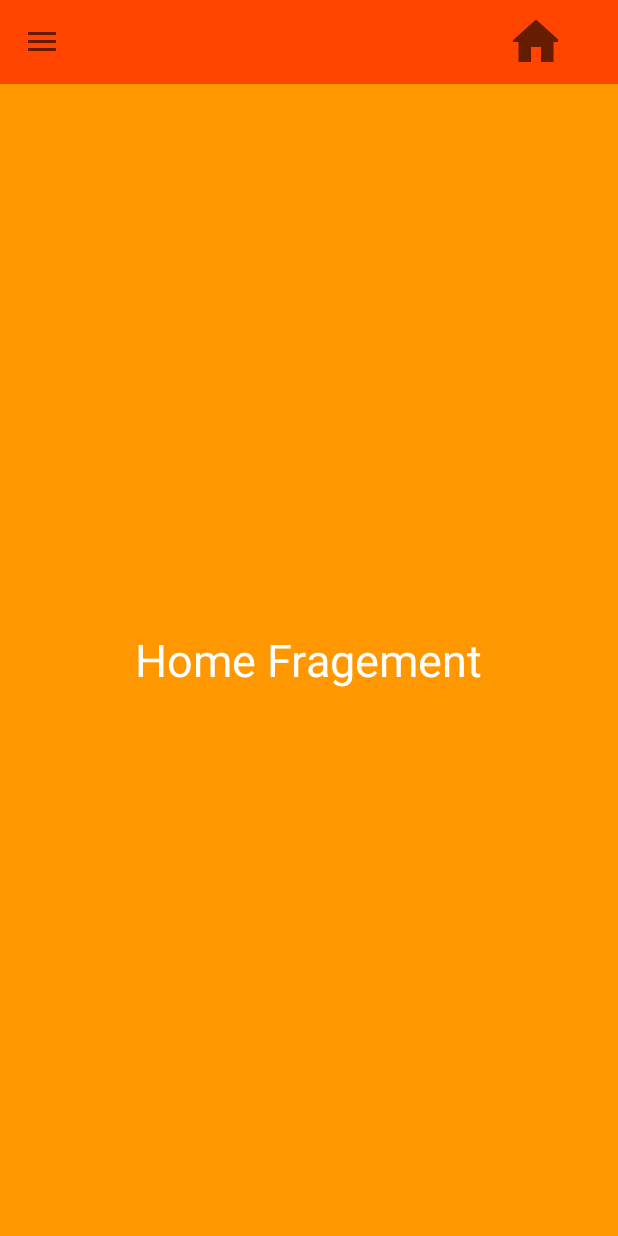
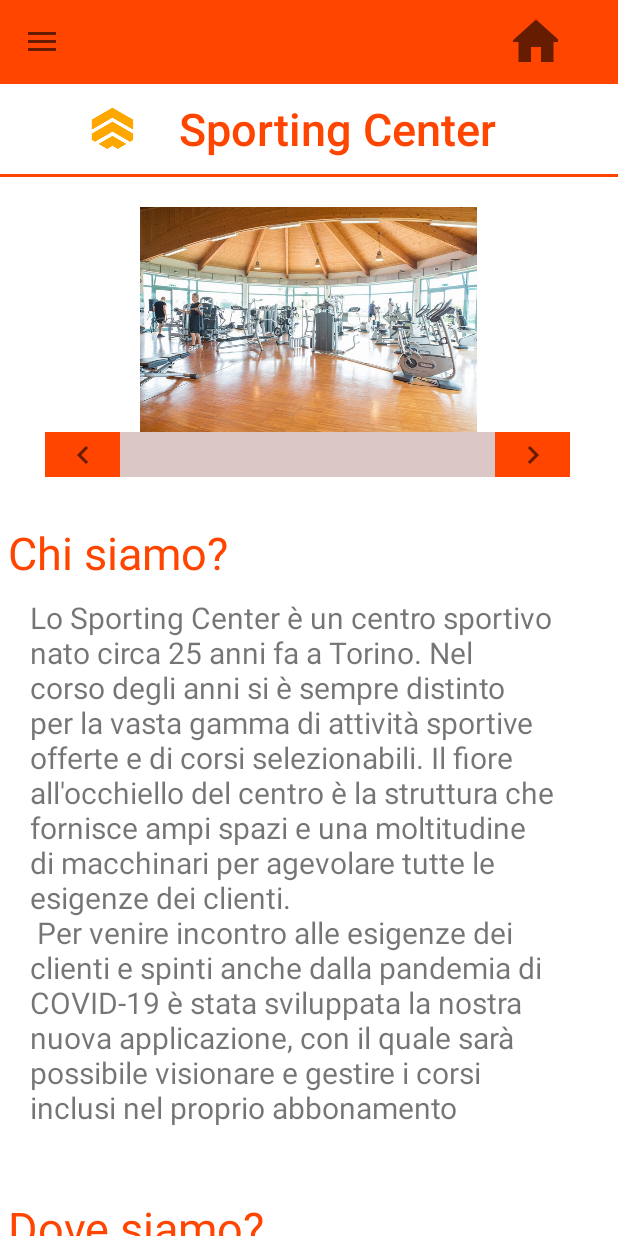
Before and after one commit to santealtamura97/SportinCenterApp, an Android app: the screen it shows after launch (MainActivity), on a phone screen of 412 x 824 dp. Run offline under Robolectric (Android 15) with nearby library versions, the phone set to English and light mode, and no system bars.

Commit message:
home page add

```diff
--- a/app/src/main/AndroidManifest.xml
+++ b/app/src/main/AndroidManifest.xml
@@ -10,7 +10,8 @@
         android:label="@string/app_name"
         android:roundIcon="@mipmap/ic_launcher_round"
         android:supportsRtl="true"
-        android:theme="@style/Theme.SportingCenterApp">
+        android:theme="@style/Theme.SportingCenterApp"
+        android:name = ".ApplicationContextProvider">
         <activity
             android:name=".LoginActivity"
             android:label="@string/title_activity_login">
--- /dev/null
+++ b/app/src/main/java/com/example/sportincenterapp/ApplicationContextProvider.java
@@ -0,0 +1,30 @@
+package com.example.sportincenterapp;
+
+import android.app.Application;
+import android.content.Context;
+
+public class ApplicationContextProvider extends Application {
+
+    /**
+     * Keeps a reference of the application context
+     */
+    private static Context sContext;
+
+    @Override
+    public void onCreate() {
+        super.onCreate();
+
+        sContext = getApplicationContext();
+
+    }
+
+    /**
+     * Returns the application context
+     *
+     * @return application context
+     */
+    public static Context getContext() {
+        return sContext;
+    }
+
+}
--- a/app/src/main/java/com/example/sportincenterapp/HomeFragment.kt
+++ b/app/src/main/java/com/example/sportincenterapp/HomeFragment.kt
@@ -1,46 +1,57 @@
 package com.example.sportincenterapp
 
+import android.content.Context
 import android.os.Bundle
 import androidx.fragment.app.Fragment
 import android.view.LayoutInflater
+import android.view.animation.AnimationUtils
 import android.view.View
 import android.view.ViewGroup
+import android.widget.Button
+import android.widget.ImageButton
+import android.widget.ImageSwitcher
+import android.widget.ImageView
 
-// TODO: Rename parameter arguments, choose names that match
-// the fragment initialization parameters, e.g. ARG_ITEM_NUMBER
-private const val ARG_PARAM1 = "param1"
-private const val ARG_PARAM2 = "param2"
+class HomeFragment : Fragment() {
 
-/**
- * A simple [Fragment] subclass.
- * Use the [HomeFragment.newInstance] factory method to
- * create an instance of this fragment.
- */
-class HomeFragment : Fragment() {
+    private var nameList = intArrayOf(R.drawable.palestra_1, R.drawable.palestra_2, R.drawable.palestra_3, R.drawable.palestra_4, R.drawable.palestra_5)
+    private var index = 0
 
     override fun onCreateView(inflater: LayoutInflater, container: ViewGroup?,
                               savedInstanceState: Bundle?): View? {
         // Inflate the layout for this fragment
-        return inflater.inflate(R.layout.fragment_home, container, false)
+        val v = inflater.inflate(R.layout.fragment_home, container, false)
+
+        val imgSwitcher = v.findViewById<ImageSwitcher>(R.id.imageswitcher_home)
+        imgSwitcher?.setFactory({
+            val imgView = ImageView(ApplicationContextProvider.getContext())
+            imgView
+        })
+
+        imgSwitcher?.setImageResource(nameList[index])
+
+        val imgIn = AnimationUtils.loadAnimation(
+                ApplicationContextProvider.getContext(), android.R.anim.slide_in_left)
+        imgSwitcher?.inAnimation = imgIn
+
+        val imgOut = AnimationUtils.loadAnimation(
+                ApplicationContextProvider.getContext(), android.R.anim.slide_out_right)
+        imgSwitcher?.outAnimation = imgOut
+
+        // previous button functionality
+       val prev = v.findViewById<ImageButton>(R.id.prev)
+        prev.setOnClickListener {
+            index = if (index - 1 >= 0) index - 1 else 2
+            imgSwitcher?.setImageResource(nameList[index])
+        }
+        // next button functionality
+        val next = v.findViewById<ImageButton>(R.id.next)
+        next.setOnClickListener {
+            index = if (index + 1 < nameList.size) index +1 else 0
+            imgSwitcher?.setImageResource(nameList[index])
+        }
+
+        return v
     }
 
-    companion object {
-        /**
-         * Use this factory method to create a new instance of
-         * this fragment using the provided parameters.
-         *
-         * @param param1 Parameter 1.
-         * @param param2 Parameter 2.
-         * @return A new instance of fragment HomeFragment.
-         */
-        // TODO: Rename and change types and number of parameters
-        @JvmStatic
-        fun newInstance(param1: String, param2: String) =
-                HomeFragment().apply {
-                    arguments = Bundle().apply {
-                        putString(ARG_PARAM1, param1)
-                        putString(ARG_PARAM2, param2)
-                    }
-                }
-    }
 }
--- a/app/src/main/java/com/example/sportincenterapp/MainActivity.kt
+++ b/app/src/main/java/com/example/sportincenterapp/MainActivity.kt
@@ -10,6 +10,7 @@ import android.view.MenuItem
 import android.view.SurfaceControl
 import android.view.View
 import android.widget.ImageButton
+import android.widget.ImageView
 import android.widget.TextView
 import androidx.appcompat.app.ActionBarDrawerToggle
 import androidx.appcompat.app.AppCompatActivity
@@ -36,6 +37,7 @@ class MainActivity : AppCompatActivity(), NavigationView.OnNavigationItemSelecte
         val header = navigationView.getHeaderView(0)
         var user_name = header.findViewById<TextView>(R.id.nome_utente_nav_header)
         var user_email = header.findViewById<TextView>(R.id.email_nav_header)
+
 
         sessionManager = SessionManager(this) //initialize session manager in this class
 
--- /dev/null
+++ b/app/src/main/res/drawable/ic_baseline_navigate_before_24.xml
@@ -0,0 +1,10 @@
+<vector xmlns:android="http://schemas.android.com/apk/res/android"
+    android:width="24dp"
+    android:height="24dp"
+    android:viewportWidth="24"
+    android:viewportHeight="24"
+    android:tint="?attr/colorControlNormal">
+  <path
+      android:fillColor="@android:color/white"
+      android:pathData="M15.41,7.41L14,6l-6,6 6,6 1.41,-1.41L10.83,12z"/>
+</vector>
--- /dev/null
+++ b/app/src/main/res/drawable/ic_baseline_navigate_next_24.xml
@@ -0,0 +1,10 @@
+<vector xmlns:android="http://schemas.android.com/apk/res/android"
+    android:width="24dp"
+    android:height="24dp"
+    android:viewportWidth="24"
+    android:viewportHeight="24"
+    android:tint="?attr/colorControlNormal">
+  <path
+      android:fillColor="@android:color/white"
+      android:pathData="M10,6L8.59,7.41 13.17,12l-4.58,4.59L10,18l6,-6z"/>
+</vector>
--- a/app/src/main/res/layout/fragment_home.xml
+++ b/app/src/main/res/layout/fragment_home.xml
@@ -2,16 +2,129 @@
 <RelativeLayout
     xmlns:android="http://schemas.android.com/apk/res/android" android:layout_width="match_parent"
     android:layout_height="match_parent"
-    android:background="#FF9800"
-    >
-    <TextView
-        android:layout_width="wrap_content"
-        android:layout_height="wrap_content"
-        android:layout_centerInParent="true"
-        android:text="Home Fragement"
-        android:textSize="30sp"
-        android:textColor="#ffffff">
+    android:background="@color/white">
 
-    </TextView>
+    <ScrollView
+        android:layout_width="match_parent"
+        android:layout_height="match_parent">
+
+        <LinearLayout
+            android:layout_width="match_parent"
+            android:layout_height="match_parent"
+            android:orientation="vertical"
+            android:background="@color/white">
+
+            <LinearLayout
+                android:layout_width="match_parent"
+                android:layout_height="60dp">
+
+                <ImageView
+                    android:layout_width="50dp"
+                    android:layout_height="50dp"
+                    android:layout_marginLeft="50dp"
+                    android:layout_gravity="center_vertical"
+                    android:src="@drawable/logo_small_icon_only">
+
+                </ImageView>
+
+                <TextView
+                    android:layout_width="250dp"
+                    android:layout_height="60dp"
+                    android:gravity= "center"
+                    android:textColor ="@color/primary_color"
+                    android:textSize="30dp"
+                    android:textStyle="bold"
+                    android:fontFamily="sans-serif-light"
+                    android:text="Sporting Center">
+                </TextView>
+
+            </LinearLayout>
+
+            <LinearLayout
+                android:layout_width="match_parent"
+                android:layout_height="2dp"
+                android:background="@color/primary_color">
+            </LinearLayout>
+
+            <ImageSwitcher
+                android:id = "@+id/imageswitcher_home"
+                android:layout_width="350dp"
+                android:layout_height="150dp"
+                android:layout_marginTop="20dp"
+                android:layout_gravity="center">
+            </ImageSwitcher>
+
+            <LinearLayout
+                android:layout_width="350dp"
+                android:layout_height="30dp"
+                android:layout_marginLeft="30dp"
+                android:background="@color/background_color">
+
+                      <ImageButton
+                           android:id="@+id/prev"
+                           android:layout_width="50dp"
+                           android:layout_height="30dp"
+                           android:background="@color/primary_color"
+                           android:layout_gravity="left"
+                           android:src="@drawable/ic_baseline_navigate_before_24">
+                      </ImageButton>
+
+
+                      <ImageButton
+                         android:id="@+id/next"
+                         android:layout_width="50dp"
+                         android:layout_height="30dp"
+                         android:background="@color/primary_color"
+                         android:layout_marginLeft="250dp"
+                         android:src="@drawable/ic_baseline_navigate_next_24">
+
+                     </ImageButton>
+
+                   </LinearLayout>
+
+            <TextView
+                android:layout_width="200dp"
+                android:layout_height="40dp"
+                android:layout_marginTop="30dp"
+                android:layout_marginLeft="5dp"
+                android:textColor="@color/primary_color"
+                android:textSize="30dp"
+                android:text="Chi siamo?">
+            </TextView>
+
+            <TextView
+                android:layout_width="350dp"
+                android:layout_height="400dp"
+                android:layout_marginLeft="20dp"
+                android:layout_marginTop="10dp"
+                android:textSize="20dp"
+                android:text="Lo Sporting Center è un centro sportivo nato circa 25 anni fa a Torino.
+Nel corso degli anni si è sempre distinto per la vasta gamma di attività sportive offerte
+e di corsi selezionabili. Il fiore all'occhiello del centro è la struttura che fornisce ampi spazi
+e una moltitudine di macchinari per agevolare tutte le esigenze dei clienti.\n
+Per venire incontro alle esigenze dei clienti e spinti anche dalla pandemia di COVID-19 è stata sviluppata la
+nostra nuova applicazione, con il quale sarà possibile visionare e gestire i corsi inclusi nel proprio abbonamento">
+            </TextView>
+
+            <TextView
+                android:layout_width="200dp"
+                android:layout_height="40dp"
+                android:layout_marginLeft="5dp"
+                android:textColor="@color/primary_color"
+                android:textSize="30dp"
+                android:text="Dove siamo?">
+            </TextView>
+
+            <TextView
+                android:layout_width="350dp"
+                android:layout_height="450dp"
+                android:layout_marginLeft="20dp"
+                android:layout_marginTop="10dp"
+                android:textSize="20dp"
+                android:text="La sede principale è situata a Torino, per altri dettagli su come raggiungerci
+o contattarci recarsi nella sezione Contatti">
+            </TextView>
+        </LinearLayout>
+    </ScrollView>
 
 </RelativeLayout>
```
Also changed, not shown: app/src/main/res/drawable/logo_small_icon_only.png (added), app/src/main/res/drawable/palestra_1.jpg (added), app/src/main/res/drawable/palestra_2.jpg (added), app/src/main/res/drawable/palestra_3.jpg (added), app/src/main/res/drawable/palestra_4.jpg (added), app/src/main/res/drawable/palestra_5.jpg (added).
